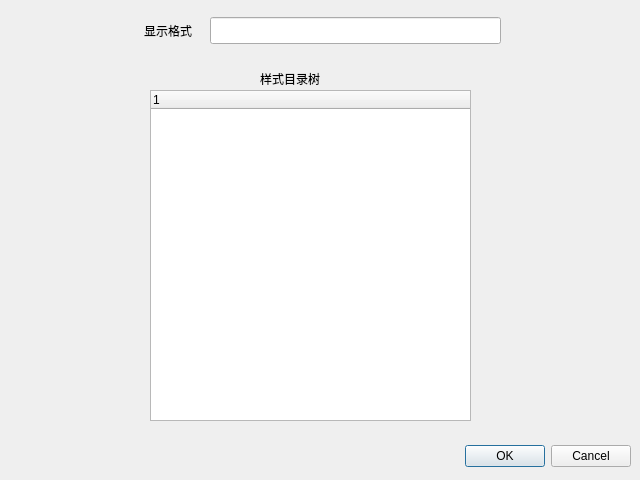
cokkiy/CC, file Workspaces/src/designer/src/components/propertyeditor/configshowtype/configshowtypedialog.ui: the form before one commit.
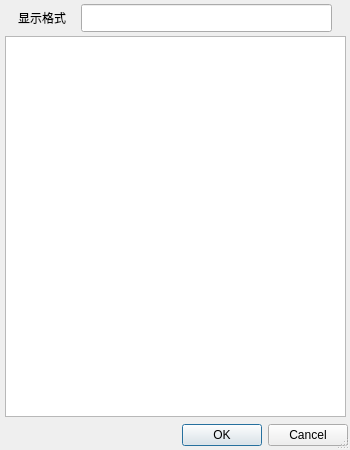
The form after the commit.

Patch:
```diff
--- a/Workspaces/src/designer/src/components/propertyeditor/configshowtype/configshowtypedialog.ui
+++ b/Workspaces/src/designer/src/components/propertyeditor/configshowtype/configshowtypedialog.ui
@@ -2,24 +2,33 @@
 <ui version="4.0">
  <class>QConfigShowTypeDialog</class>
  <widget class="QDialog" name="QConfigShowTypeDialog">
+  <property name="enabled">
+   <bool>true</bool>
+  </property>
   <property name="geometry">
    <rect>
     <x>0</x>
     <y>0</y>
-    <width>640</width>
-    <height>480</height>
+    <width>350</width>
+    <height>450</height>
    </rect>
   </property>
   <property name="windowTitle">
    <string>Dialog</string>
   </property>
+  <property name="sizeGripEnabled">
+   <bool>true</bool>
+  </property>
   <widget class="QDialogButtonBox" name="buttonBox">
+   <property name="enabled">
+    <bool>true</bool>
+   </property>
    <property name="geometry">
     <rect>
-     <x>290</x>
-     <y>440</y>
-     <width>341</width>
-     <height>32</height>
+     <x>177</x>
+     <y>415</y>
+     <width>171</width>
+     <height>40</height>
     </rect>
    </property>
    <property name="orientation">
@@ -32,8 +41,8 @@
   <widget class="QLabel" name="label">
    <property name="geometry">
     <rect>
-     <x>144</x>
-     <y>21</y>
+     <x>18</x>
+     <y>8</y>
      <width>61</width>
      <height>20</height>
     </rect>
@@ -42,38 +51,37 @@
     <string>显示格式</string>
    </property>
   </widget>
-  <widget class="QLabel" name="label_2">
-   <property name="geometry">
-    <rect>
-     <x>260</x>
-     <y>70</y>
-     <width>81</width>
-     <height>17</height>
-    </rect>
-   </property>
-   <property name="text">
-    <string>样式目录树</string>
-   </property>
-  </widget>
   <widget class="QLineEdit" name="ShowTypelineEdit">
    <property name="geometry">
     <rect>
-     <x>210</x>
-     <y>17</y>
-     <width>291</width>
-     <height>27</height>
+     <x>81</x>
+     <y>4</y>
+     <width>251</width>
+     <height>28</height>
     </rect>
    </property>
   </widget>
   <widget class="QTreeWidget" name="StyletreeWidget">
    <property name="geometry">
     <rect>
-     <x>150</x>
-     <y>90</y>
-     <width>321</width>
-     <height>331</height>
+     <x>5</x>
+     <y>36</y>
+     <width>341</width>
+     <height>381</height>
     </rect>
    </property>
+   <attribute name="headerVisible">
+    <bool>false</bool>
+   </attribute>
+   <attribute name="headerCascadingSectionResizes">
+    <bool>false</bool>
+   </attribute>
+   <attribute name="headerHighlightSections">
+    <bool>false</bool>
+   </attribute>
+   <attribute name="headerStretchLastSection">
+    <bool>true</bool>
+   </attribute>
    <column>
     <property name="text">
      <string notr="true">1</string>
```
